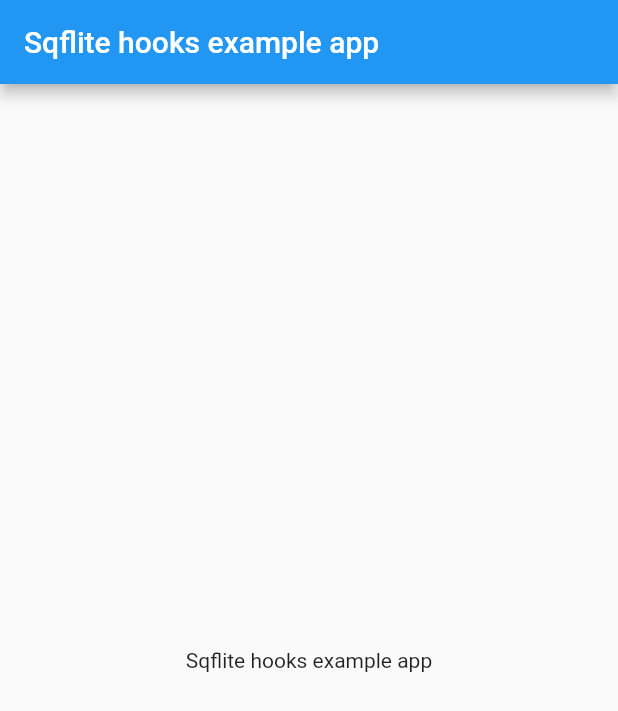
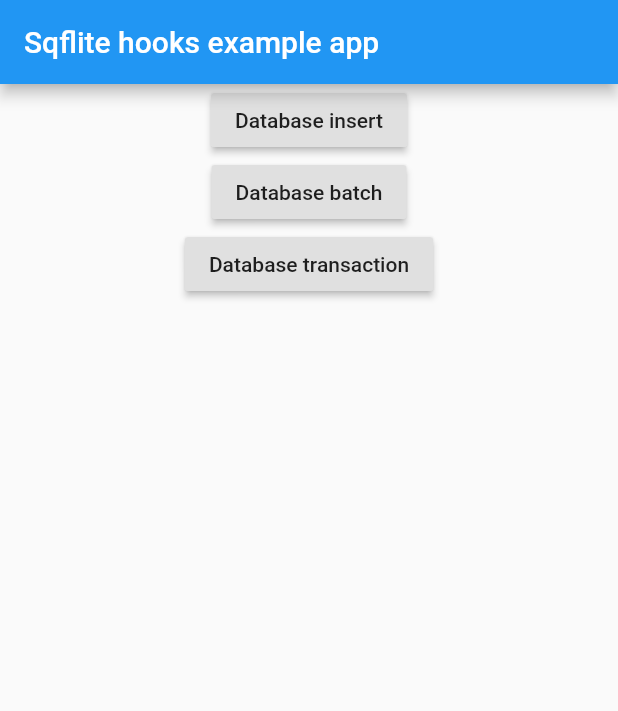
Before and after one commit to tomalabaster/sqflite_hooks, a Flutter app: the screen it shows after launch, on a phone screen of 412 x 824 dp. Shown: the top 711 px of the screen. Run offline on Flutter 3.47's test engine with Material 2 defaults, Android fonts, the phone set to English and light mode, and no system bars; our stand-ins replace sqflite; accounts and stored records are empty; statements that could not run were skipped.

Commit message:
Version bump for HookedTransaction rollback functionality

```diff
--- a/example/lib/main.dart
+++ b/example/lib/main.dart
@@ -12,6 +12,8 @@ class MyApp extends StatefulWidget {
 }
 
 class _MyAppState extends State<MyApp> {
+  HookedDatabase _database;
+
   @override
   void initState() {
     super.initState();
@@ -22,7 +24,7 @@ class _MyAppState extends State<MyApp> {
   Future<void> initPlatformState() async {
     var databasesPath = await getDatabasesPath();
     String path = join(databasesPath, 'demo.db');
-    var database = await openDatabase(path, version: 2,
+    this._database = await openDatabase(path, version: 2,
         onCreate: (database, version) async {
       await database.execute(
           '''CREATE TABLE Users (Id INTEGER PRIMARY KEY AUTOINCREMENT, Name TEXT NOT NULL UNIQUE);''');
@@ -36,42 +38,12 @@ class _MyAppState extends State<MyApp> {
       }
     });
 
-    database.addHook(
+    this._database.addHook(
         (event) =>
             event.table == 'Users' &&
             event.operation == DatabaseOperation.insert, (event) {
       print(event.values);
     }, 'NewUserHook');
-
-    await Future.delayed(Duration(seconds: 1),
-        () => database.insert('Users', {'Name': 'Mx Doe'}));
-
-    await Future.delayed(Duration(seconds: 1), () async {
-      var batch = database.batch();
-
-      batch.insert('Users', {'Name': 'Mx Smith'});
-      batch.insert('Users', {'Name': 'Mx Williams'});
-
-      await batch.commit();
-    });
-
-    await Future.delayed(Duration(seconds: 1), () async {
-      await database.transaction((transaction) async {
-        await transaction.insert('Users', {'Name': 'Mx Brown'});
-        await transaction.insert('Users', {'Name': 'Mx Wright'});
-
-        var batch = transaction.batch();
-
-        batch.insert('Users', {'Name': 'Mx Jones'});
-        batch.insert('Users', {'Name': 'Mx Daniels'});
-
-        await batch.commit();
-      }, onRollBack: (events) {
-        for (var event in events) {
-          print(event);
-        }
-      });
-    });
   }
 
   @override
@@ -82,7 +54,46 @@ class _MyAppState extends State<MyApp> {
           title: const Text('Sqflite hooks example app'),
         ),
         body: Center(
-          child: const Text('Sqflite hooks example app'),
+          child: Column(
+            children: <Widget>[
+              RaisedButton(
+                child: Text('Database insert'),
+                onPressed: () =>
+                    this._database.insert('Users', {'Name': 'Mx Doe'}),
+              ),
+              RaisedButton(
+                child: Text('Database batch'),
+                onPressed: () async {
+                  var batch = this._database.batch();
+
+                  batch.insert('Users', {'Name': 'Mx Smith'});
+                  batch.insert('Users', {'Name': 'Mx Williams'});
+
+                  await batch.commit();
+                },
+              ),
+              RaisedButton(
+                child: Text('Database transaction'),
+                onPressed: () async {
+                  await this._database.transaction((transaction) async {
+                    var batch = transaction.batch();
+
+                    batch.insert('Users', {'Name': 'Mx Jones'});
+                    batch.insert('Users', {'Name': 'Mx Daniels'});
+
+                    await batch.commit();
+
+                    await transaction.insert('Users', {'Name': 'Mx Brown'});
+                    await transaction.insert('Users', {'Name': 'Mx Wright'});
+                  }, onRollBack: (events) {
+                    for (var event in events) {
+                      print(event);
+                    }
+                  });
+                },
+              )
+            ],
+          ),
         ),
       ),
     );
--- a/lib/sqflite_hooks.dart
+++ b/lib/sqflite_hooks.dart
@@ -3,6 +3,7 @@ import 'package:sqflite_hooks/src/hooked_database.dart';
 
 export 'package:sqflite/sqflite.dart';
 export 'package:sqflite_hooks/src/database_operation.dart';
+export 'package:sqflite_hooks/src/hooked_database.dart';
 
 Future<HookedDatabase> openDatabase(String path,
     {int version,
--- a/pubspec.yaml
+++ b/pubspec.yaml
@@ -1,6 +1,6 @@
 name: sqflite_hooks
 description: An extension to sqflite for adding hooks to database actions.
-version: 1.3.0
+version: 1.4.0
 author: Tom Alabaster <tomalabasteruk@gmail.com>
 homepage: https://github.com/tomalabaster/sqflite_hooks
 
```
Also changed, not shown: example/pubspec.lock, 2 other files.
